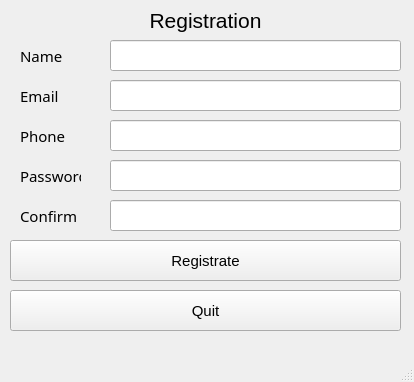
Above: mdkpv2/registration.ui from Korobkov124/MDKP before the change. Below: the same form after it.
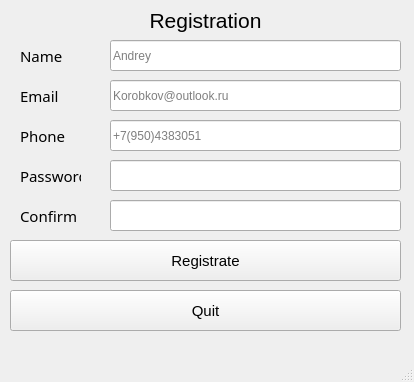
That is the form after the change.

Diff of the .ui file:
```diff
--- a/mdkpv2/registration.ui
+++ b/mdkpv2/registration.ui
@@ -23,6 +23,9 @@
       <height>31</height>
      </rect>
     </property>
+    <property name="placeholderText">
+     <string>+7(950)4383051</string>
+    </property>
    </widget>
    <widget class="QLabel" name="label_2">
     <property name="geometry">
@@ -119,6 +122,9 @@
       <height>31</height>
      </rect>
     </property>
+    <property name="placeholderText">
+     <string>Andrey</string>
+    </property>
    </widget>
    <widget class="QLineEdit" name="Email_field">
     <property name="geometry">
@@ -129,6 +135,9 @@
       <height>31</height>
      </rect>
     </property>
+    <property name="placeholderText">
+     <string>Korobkov@outlook.ru</string>
+    </property>
    </widget>
    <widget class="QPushButton" name="Quit_button">
     <property name="geometry">
```
